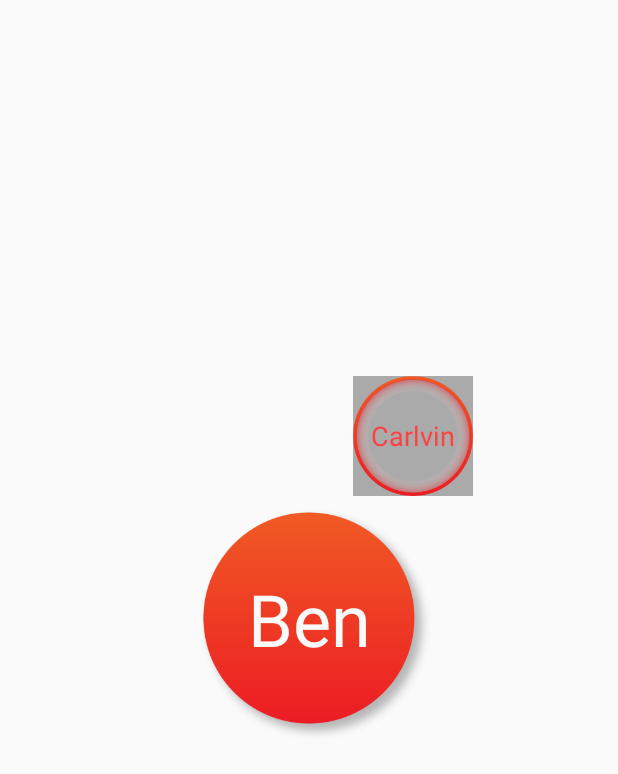
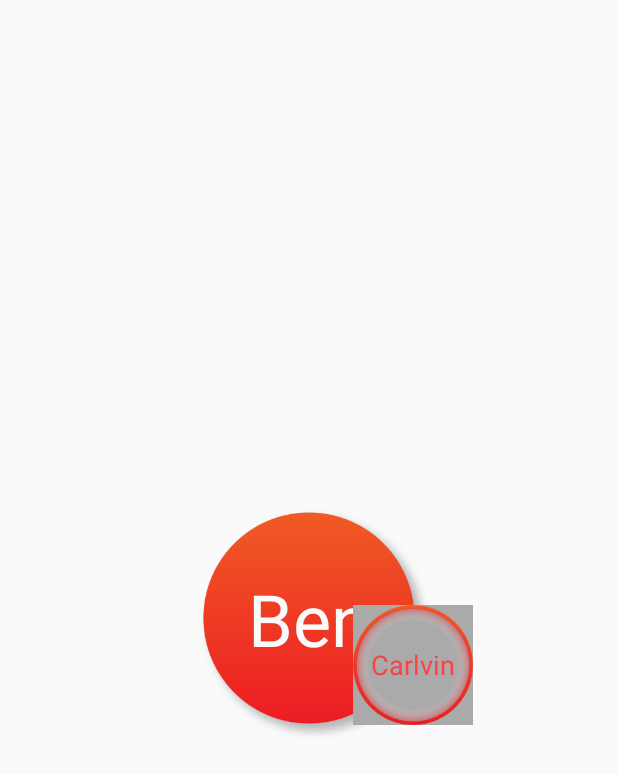
Before and after one commit to CarlvinT/Bridge, an Android app: the fragment BubblesFragment shown on its own in the app's theme, on a phone screen of 412 x 824 dp. Shown: the top 774 px of the screen. Run offline under Robolectric (Android 15) with nearby library versions, the light colour scheme and no system bars; 4 statements that could not run were skipped.

Commit message:
still have to prevent them from swarming the middle button also still having to add animations

```diff
--- a/app/src/main/java/nl/ben_ey/bridge/fragments/BubblesFragment.java
+++ b/app/src/main/java/nl/ben_ey/bridge/fragments/BubblesFragment.java
@@ -5,6 +5,7 @@ import android.os.Bundle;
 import android.support.constraint.ConstraintLayout;
 import android.support.v4.app.Fragment;
 import android.util.DisplayMetrics;
+import android.util.Log;
 import android.view.LayoutInflater;
 import android.view.View;
 import android.view.ViewGroup;
@@ -144,8 +145,9 @@ public class BubblesFragment extends Fragment {
         // Set the margins
         // min = 0
         // max = display size minus widget size
+        // @@ToDo Make sure 56dp is translated to pixels and repaplaces '100' in topmargin
         pick_btn_container_layout.leftMargin = randMargin.nextInt((displayWidth - bubbleWidth) + 1);
-        pick_btn_container_layout.topMargin = randMargin.nextInt(((displayHeight - 200) - bubbleHeight) + 1);
+        pick_btn_container_layout.topMargin = randMargin.nextInt(((displayHeight - 100) - bubbleHeight) + 1);
 
         // Apply the new layout
         pick_btn_container.setLayoutParams(pick_btn_container_layout);
@@ -162,23 +164,21 @@ public class BubblesFragment extends Fragment {
                                 );
 
 
-        // Run through the list to check for colissions
+        // Create an instance of the collision class
         Collision collision = new Collision(pick_items, pickItem);
 
+        // If a colission is detected it get's logged and the bubble will be placed
+        // elsewhere
+        if (!collision.checkOverlap()) {
 
-        if (!collision.checkOverlap()) {
-            System.out.println("There's overlap for " + n.getName());
-
-            if (try_count > 100) {
-                System.err.println("fuck this shit, no circle for you.");
+            Log.wtf("There's overlap for ", n.getName());
+            if (try_count < 100) {
+                imgViewEngine(n, mDisplay, pick_items, rootContainer, inflater, try_count + 1);
+                return;
+            } else {
+                Log.wtf("Too many faulty placements. This bubble won't be placed: ", n.getName());
                 return;
             }
-
-            imgViewEngine(n,mDisplay,pick_items,rootContainer, inflater, try_count + 1);
-            return;
-
-        } else {
-            System.out.println("There's no overlap for " + n.getName());
         }
 
         // Add this bubble to the list of already existing bubbles
--- a/app/src/main/java/nl/ben_ey/bridge/logarithmics/Collision.java
+++ b/app/src/main/java/nl/ben_ey/bridge/logarithmics/Collision.java
@@ -13,10 +13,6 @@ import nl.ben_ey.bridge.models.Bubble;
 public class Collision {
     private ArrayList<Bubble> bubbles;
     private Bubble pick_item;
-    private int viewHeight;
-    private int viewWidth;
-    private int topMargin;
-    private int leftMargin;
 
     public Collision(ArrayList<Bubble> bubbles, Bubble pick_item){
         this.bubbles = bubbles; // de lijst met al bestaande bubbels
@@ -25,24 +21,7 @@ public class Collision {
 
 
     public boolean checkOverlap(){
-
         for( Bubble b : bubbles ){
-            // @@@ - Conversation - @@@
-            // waarom maken al die relative dingen het zo overbodig lastig... ;x?
-            // omdat android kut is, net als java
-            // heb geprobeert met andere layouts, dit is de enige waarin het mogelijk is,
-            // om de positie te forceren, k
-            // @@@ - Conversation - @@@
-
-
-            // Get the margins of the next bubble in the list
-            int listBblMarginTop = b.getTopMargin();
-            int listBblMarginLeft = b.getLeftMargin();
-
-            // Get the margins of the current item
-            int pickItemMarginTop = pick_item.getTopMargin();
-            int pickItemMarginLeft = pick_item.getLeftMargin();
-
             // Set the four corner coordinates of the next bubble in the list
             int bLeft = b.getLeftMargin();
             int bTop = b.getTopMargin();
@@ -61,17 +40,14 @@ public class Collision {
             // Now we have a rectangle of the current item
             Rect piRect = new Rect(piLeft, piTop, piRight, piBottom);
 
+            // If there's an intersection this function will prevent the bubble
+            // from being placed
             if (piRect.intersect(bRect)) {
-                System.out.println("Warning! Intercourse");
                 return false;
             }
-
-            // @@@ - Conversation - @@@
-            // als jij vind hoe je left, right enz berekent, zijn we klaar (yay)
-            // wat betekent left rigth enzo hier? borders
-            // @@@ - Conversation - @@@
         }
 
+        // Nothing's gone wrong, green light to place the item
         return true;
     }
 
@@ -83,4 +59,11 @@ public class Collision {
         this.bubbles = bubbles;
     }
 
+    public Bubble getPick_item() {
+        return pick_item;
+    }
+
+    public void setPick_item(Bubble pick_item) {
+        this.pick_item = pick_item;
+    }
 }
```
